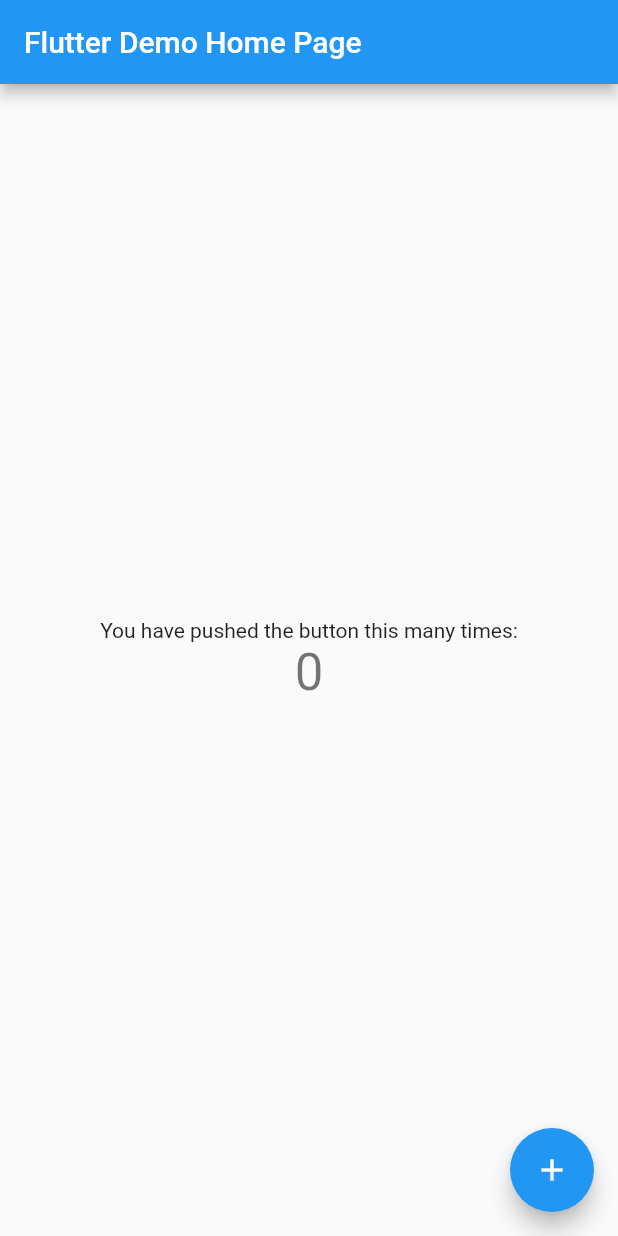
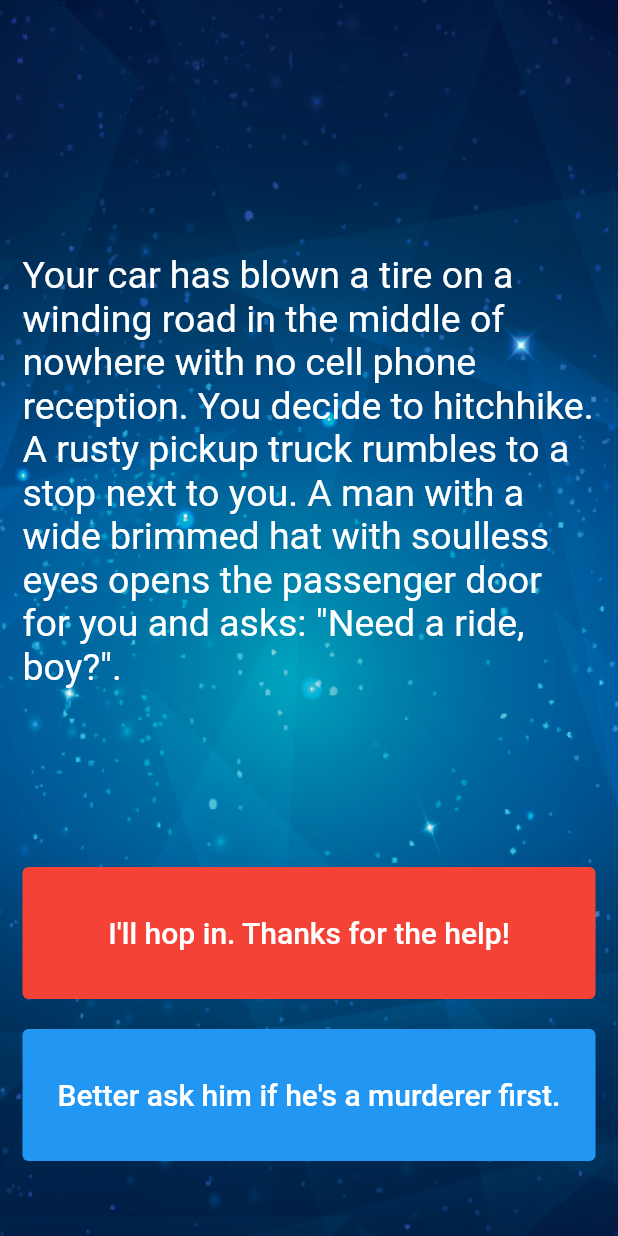
Before and after one commit to ikemous/learning-flutter, a Flutter app: the screen it shows after launch, on a phone screen of 412 x 824 dp. Run offline on Flutter 3.47's test engine with Material 2 defaults, Android fonts, the phone set to English and light mode, and no system bars; our stand-ins replace audioplayers, rflutter_alert.

Commit message:
finished story telling app

```diff
--- a/story_app/lib/main.dart
+++ b/story_app/lib/main.dart
@@ -1,115 +1,121 @@
 import 'package:flutter/material.dart';
+import 'package:story_app/story_brain.dart';
+
+StoryBrain storyBrain = StoryBrain();
 
 void main() {
-  runApp(const MyApp());
+  runApp(const StoryApp());
 }
 
-class MyApp extends StatelessWidget {
-  const MyApp({Key? key}) : super(key: key);
+class StoryApp extends StatelessWidget {
+  const StoryApp({Key? key}) : super(key: key);
 
-  // This widget is the root of your application.
   @override
   Widget build(BuildContext context) {
     return MaterialApp(
-      title: 'Flutter Demo',
-      theme: ThemeData(
-        // This is the theme of your application.
-        //
-        // Try running your application with "flutter run". You'll see the
-        // application has a blue toolbar. Then, without quitting the app, try
-        // changing the primarySwatch below to Colors.green and then invoke
-        // "hot reload" (press "r" in the console where you ran "flutter run",
-        // or simply save your changes to "hot reload" in a Flutter IDE).
-        // Notice that the counter didn't reset back to zero; the application
-        // is not restarted.
-        primarySwatch: Colors.blue,
-      ),
-      home: const MyHomePage(title: 'Flutter Demo Home Page'),
+      title: "Story Time",
+      theme: ThemeData.dark(),
+      home: const StoryTeller(),
     );
   }
 }
 
-class MyHomePage extends StatefulWidget {
-  const MyHomePage({Key? key, required this.title}) : super(key: key);
-
-  // This widget is the home page of your application. It is stateful, meaning
-  // that it has a State object (defined below) that contains fields that affect
-  // how it looks.
-
-  // This class is the configuration for the state. It holds the values (in this
-  // case the title) provided by the parent (in this case the App widget) and
-  // used by the build method of the State. Fields in a Widget subclass are
-  // always marked "final".
-
-  final String title;
+class StoryTeller extends StatefulWidget {
+  const StoryTeller({Key? key}) : super(key: key);
 
   @override
-  State<MyHomePage> createState() => _MyHomePageState();
+  State<StoryTeller> createState() => _StoryTellerState();
 }
 
-class _MyHomePageState extends State<MyHomePage> {
-  int _counter = 0;
+class _StoryTellerState extends State<StoryTeller> {
+  String storyTitle = storyBrain.getStory();
+  String choice1 = storyBrain.getChoice1();
+  String choice2 = storyBrain.getChoice2();
+  bool isVisible = storyBrain.buttonShouldBeVisible();
 
-  void _incrementCounter() {
+  void makeChoice(int choiceNumber) {
+    storyBrain.nextStory(choiceNumber);
     setState(() {
-      // This call to setState tells the Flutter framework that something has
-      // changed in this State, which causes it to rerun the build method below
-      // so that the display can reflect the updated values. If we changed
-      // _counter without calling setState(), then the build method would not be
-      // called again, and so nothing would appear to happen.
-      _counter++;
+      storyTitle = storyBrain.getStory();
+      choice1 = storyBrain.getChoice1();
+      choice2 = storyBrain.getChoice2();
+      isVisible = storyBrain.buttonShouldBeVisible();
     });
   }
 
   @override
   Widget build(BuildContext context) {
-    // This method is rerun every time setState is called, for instance as done
-    // by the _incrementCounter method above.
-    //
-    // The Flutter framework has been optimized to make rerunning build methods
-    // fast, so that you can just rebuild anything that needs updating rather
-    // than having to individually change instances of widgets.
     return Scaffold(
-      appBar: AppBar(
-        // Here we take the value from the MyHomePage object that was created by
-        // the App.build method, and use it to set our appbar title.
-        title: Text(widget.title),
-      ),
-      body: Center(
-        // Center is a layout widget. It takes a single child and positions it
-        // in the middle of the parent.
-        child: Column(
-          // Column is also a layout widget. It takes a list of children and
-          // arranges them vertically. By default, it sizes itself to fit its
-          // children horizontally, and tries to be as tall as its parent.
-          //
-          // Invoke "debug painting" (press "p" in the console, choose the
-          // "Toggle Debug Paint" action from the Flutter Inspector in Android
-          // Studio, or the "Toggle Debug Paint" command in Visual Studio Code)
-          // to see the wireframe for each widget.
-          //
-          // Column has various properties to control how it sizes itself and
-          // how it positions its children. Here we use mainAxisAlignment to
-          // center the children vertically; the main axis here is the vertical
-          // axis because Columns are vertical (the cross axis would be
-          // horizontal).
-          mainAxisAlignment: MainAxisAlignment.center,
-          children: <Widget>[
-            const Text(
-              'You have pushed the button this many times:',
-            ),
-            Text(
-              '$_counter',
-              style: Theme.of(context).textTheme.headline4,
-            ),
-          ],
+      body: Container(
+        constraints: const BoxConstraints.expand(),
+        decoration: const BoxDecoration(
+          image: DecorationImage(
+            fit: BoxFit.fill,
+            image: AssetImage('images/background.png'),
+          ),
+        ),
+        padding: const EdgeInsets.symmetric(
+          vertical: 50.0,
+          horizontal: 15.0,
+        ),
+        child: SafeArea(
+          child: Column(
+            crossAxisAlignment: CrossAxisAlignment.stretch,
+            children: [
+              Expanded(
+                flex: 12,
+                child: Center(
+                  child: Text(
+                    storyTitle,
+                    style: const TextStyle(
+                      fontSize: 25.0,
+                      color: Colors.white,
+                    ),
+                  ),
+                ),
+              ),
+              Expanded(
+                flex: 2,
+                child: TextButton(
+                  style: TextButton.styleFrom(
+                    backgroundColor: Colors.red,
+                  ),
+                  onPressed: () => makeChoice(1),
+                  child: Text(
+                    choice1,
+                    style: const TextStyle(
+                      fontSize: 20.0,
+                      color: Colors.white,
+                    ),
+                  ),
+                ),
+              ),
+              const SizedBox(
+                height: 20.0,
+              ),
+              Expanded(
+                flex: 2,
+                child: Visibility(
+                  visible: isVisible,
+                  child: TextButton(
+                    style: TextButton.styleFrom(
+                      backgroundColor: Colors.blue,
+                    ),
+                    onPressed: () => makeChoice(2),
+                    child: Text(
+                      choice2,
+                      style: const TextStyle(
+                        fontSize: 20.0,
+                        color: Colors.white,
+                      ),
+                    ),
+                  ),
+                ),
+              )
+            ],
+          ),
         ),
       ),
-      floatingActionButton: FloatingActionButton(
-        onPressed: _incrementCounter,
-        tooltip: 'Increment',
-        child: const Icon(Icons.add),
-      ), // This trailing comma makes auto-formatting nicer for build methods.
     );
   }
 }
--- /dev/null
+++ b/story_app/lib/story.dart
@@ -0,0 +1,8 @@
+class Story {
+  String storyTitle;
+  String choice1;
+  String choice2;
+
+  Story(
+      {required this.storyTitle, required this.choice1, required this.choice2});
+}
--- a/story_app/pubspec.yaml
+++ b/story_app/pubspec.yaml
@@ -58,6 +58,8 @@
   uses-material-design: true
 
   # To add assets to your application, add an assets section, like this:
+  assets:
+    - images/
   # assets:
   #   - images/a_dot_burr.jpeg
   #   - images/a_dot_ham.jpeg
```
Also changed, not shown: story_app/lib/story_brain.dart (added, +59 -0 lines), story_app/images/background.png (added), 1 other file.
